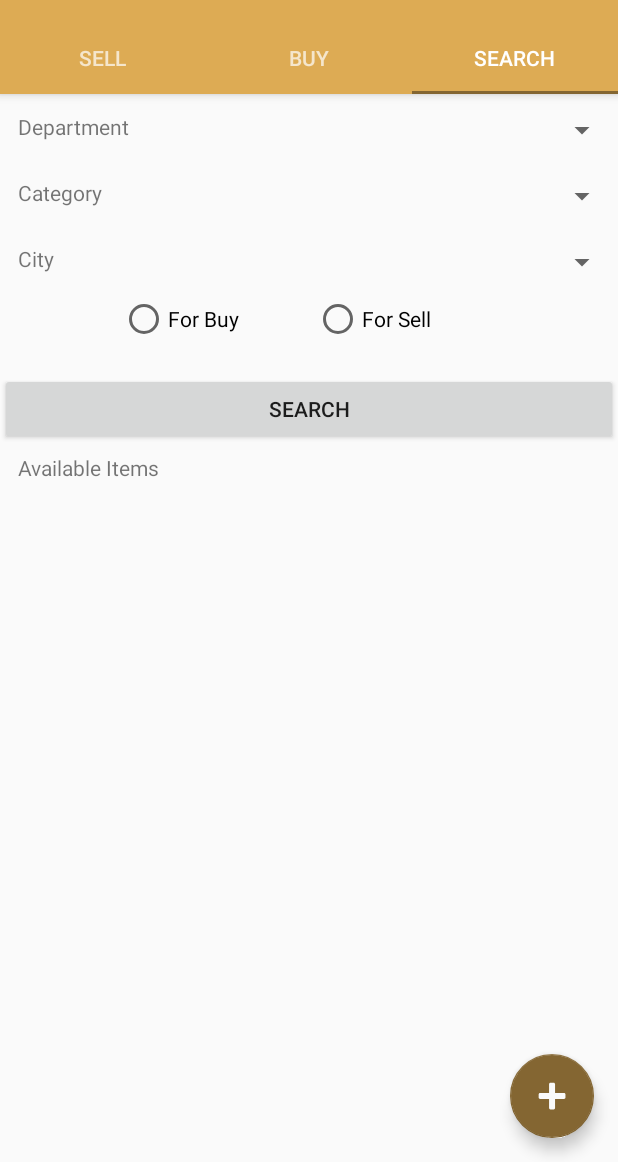
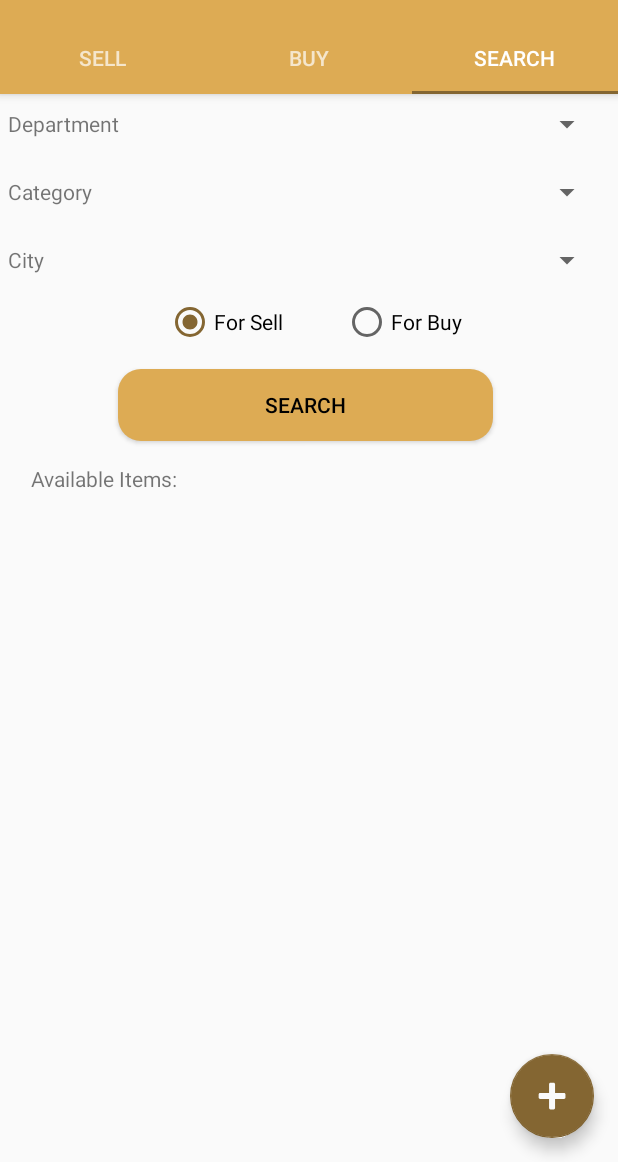
Before and after one commit to valeriikan/Sandop, an Android app: the screen it shows after launch once a user with an empty profile is signed in (MainActivity), tab 3 chosen, on a phone screen of 412 x 824 dp, the part 74-1236 px from its top. Run offline under Robolectric (Android 15) with nearby library versions, the phone set to English and light mode, and no system bars; our stand-ins replace Firebase (no records; nobody signed in at launch, a user with empty details on screens opened directly), Picasso; pictures from the network do not load.

Commit message:
Ui updates

```diff
--- a/app/src/main/AndroidManifest.xml
+++ b/app/src/main/AndroidManifest.xml
@@ -35,7 +35,8 @@
             android:name="com.facebook.sdk.ApplicationId"
             android:value="@string/facebook_app_id" />
 
-        <activity android:name=".ProductActivity" />
+        <activity android:name=".ProductActivity"
+            android:windowSoftInputMode="adjustPan"/>
         <activity
             android:name=".ProfileActivity"
             android:label="@string/title_activity_profile"
--- a/app/src/main/java/fi/oulu/mobisocial/sandop/NewAdvertismentActivity.java
+++ b/app/src/main/java/fi/oulu/mobisocial/sandop/NewAdvertismentActivity.java
@@ -182,7 +182,7 @@ public class NewAdvertismentActivity extends AppCompatActivity {
     private void setTypeItems()
     {
         String[] types = {"sell","buy"};
-        ArrayAdapter<String> adapter = new ArrayAdapter<String>(this, android.R.layout.simple_spinner_item,types);
+        ArrayAdapter<String> adapter = new ArrayAdapter<String>(NewAdvertismentActivity.this, android.R.layout.simple_spinner_item,types);
         adapter.setDropDownViewResource(android.R.layout.simple_spinner_dropdown_item);
         spType.setAdapter(adapter);
     }
--- a/app/src/main/java/fi/oulu/mobisocial/sandop/ProductActivity.java
+++ b/app/src/main/java/fi/oulu/mobisocial/sandop/ProductActivity.java
@@ -35,6 +35,7 @@ import fi.oulu.mobisocial.sandop.helpers.Comment;
 import fi.oulu.mobisocial.sandop.helpers.CommentAdapter;
 import fi.oulu.mobisocial.sandop.helpers.ProductAdapter;
 import fi.oulu.mobisocial.sandop.helpers.Product;
+import fi.oulu.mobisocial.sandop.helpers.RoundedCornersTransform;
 
 public class ProductActivity extends AppCompatActivity {
 
@@ -115,7 +116,8 @@ public class ProductActivity extends AppCompatActivity {
                 tvDetailOwner.setText(owner);
                 tvDetailPrice.setText(price);
                 tvDetailDescription.setText(description);
-                Picasso.with(ProductActivity.this).load(imageUrl).fit().transform(new CircleTransform()).into(imgProduct, callback);
+                Picasso.with(ProductActivity.this).load(imageUrl).fit().centerCrop().
+                        transform(new RoundedCornersTransform(50,10)).into(imgProduct, callback);
             }
 
             @Override
--- a/app/src/main/res/layout/activity_new_advertisment.xml
+++ b/app/src/main/res/layout/activity_new_advertisment.xml
@@ -36,7 +36,7 @@
 
     <Spinner
         android:id="@+id/spAdType"
-        android:layout_width="70dp"
+        android:layout_width="90dp"
         android:layout_height="40dp"
         android:layout_above="@+id/tvTextDepartment"
         android:layout_toRightOf="@+id/tvTextCategory"
--- a/app/src/main/res/layout/fragment_search.xml
+++ b/app/src/main/res/layout/fragment_search.xml
@@ -2,140 +2,117 @@
     xmlns:tools="http://schemas.android.com/tools"
     android:layout_width="match_parent"
     android:layout_height="match_parent"
+    android:layout_marginTop="20dp"
     tools:context="fi.oulu.mobisocial.sandop.SearchFragment">
 
-    <!-- TODO: Update blank fragment layout -->
-    <LinearLayout
-        android:id="@+id/linearLayout"
+    <RelativeLayout
         android:layout_width="match_parent"
         android:layout_height="wrap_content"
-        android:layout_alignParentLeft="true"
-        android:layout_alignParentStart="true"
-        android:layout_alignParentTop="true"
-        android:orientation="vertical">
-
-        <LinearLayout
-            android:layout_width="match_parent"
-            android:layout_height="wrap_content">
+        android:layout_marginRight="10dp"
+        android:layout_marginLeft="5dp"
+        android:id="@+id/relativeLayout">
 
         <TextView
-                android:id="@+id/textView"
-                android:layout_width="wrap_content"
-                android:layout_height="wrap_content"
-                android:layout_alignParentLeft="true"
-                android:layout_alignParentStart="true"
-                android:layout_alignParentTop="true"
-                android:layout_marginLeft="12dp"
-                android:layout_marginTop="12dp"
+            android:id="@+id/tvSearchDepartment"
+            android:layout_width="100dp"
+            android:layout_height="40dp"
+            android:gravity="center_vertical"
             android:text="Department" />
 
         <Spinner
             android:id="@+id/spDepartment"
             android:layout_width="match_parent"
-                android:layout_height="wrap_content"
-                android:layout_alignBottom="@+id/textView"
-                android:layout_marginTop="12dp" />
-
-        </LinearLayout>
-
-        <LinearLayout
-            android:layout_width="match_parent"
-            android:layout_height="wrap_content">
+            android:layout_height="40dp"
+            android:layout_marginLeft="5dp"
+            android:layout_toRightOf="@id/tvSearchDepartment"/>
 
         <TextView
-                android:id="@+id/textView2"
-                android:layout_width="wrap_content"
-                android:layout_height="wrap_content"
-                android:layout_alignLeft="@+id/textView"
-                android:layout_alignStart="@+id/textView"
-                android:layout_below="@+id/textView"
-                android:layout_marginLeft="12dp"
-                android:layout_marginTop="20dp"
+            android:id="@+id/tvSearchCategory"
+            android:layout_width="100dp"
+            android:layout_height="40dp"
+            android:gravity="center_vertical"
+            android:layout_below="@+id/tvSearchDepartment"
+            android:layout_marginTop="5dp"
             android:text="Category" />
 
         <Spinner
             android:id="@+id/spCategory"
             android:layout_width="match_parent"
-                android:layout_height="wrap_content"
-                android:layout_above="@+id/lvSearchedItems"
-                android:layout_marginTop="20dp"
-                android:layout_toEndOf="@+id/textView"
-                android:layout_toRightOf="@+id/textView" />
-
-        </LinearLayout>
-
-        <LinearLayout
-            android:layout_width="match_parent"
-            android:layout_height="wrap_content">
+            android:layout_height="40dp"
+            android:layout_below="@+id/tvSearchDepartment"
+            android:layout_marginTop="5dp"
+            android:layout_marginLeft="5dp"
+            android:layout_toRightOf="@id/tvSearchCategory" />
 
         <TextView
-                android:id="@+id/textView4"
-                android:layout_width="wrap_content"
-                android:layout_height="wrap_content"
-                android:layout_alignLeft="@+id/textView2"
-                android:layout_alignStart="@+id/textView2"
-                android:layout_below="@+id/textView2"
-                android:layout_marginLeft="12dp"
-                android:layout_marginTop="20dp"
+            android:id="@+id/tvSearchCity"
+            android:layout_width="100dp"
+            android:layout_height="40dp"
+            android:gravity="center_vertical"
+            android:layout_below="@+id/tvSearchCategory"
+            android:layout_marginTop="5dp"
             android:text="City" />
 
         <Spinner
             android:id="@+id/spCity"
             android:layout_width="match_parent"
+            android:layout_height="40dp"
+            android:layout_below="@+id/tvSearchCategory"
+            android:layout_marginTop="5dp"
+            android:layout_marginLeft="5dp"
+            android:layout_toRightOf="@id/tvSearchCity" />
+
+        <RadioButton
+            android:id="@+id/rbForSell"
+            android:layout_width="wrap_content"
             android:layout_height="wrap_content"
-                android:layout_marginTop="20dp" />
-
-        </LinearLayout>
-
-        <LinearLayout
-            android:layout_width="match_parent"
-            android:layout_height="wrap_content"
-            android:orientation="horizontal">
+            android:layout_below="@+id/tvSearchCity"
+            android:layout_marginTop="5dp"
+            android:layout_marginLeft="5dp"
+            android:layout_toRightOf="@id/tvSearchCity"
+            android:checked="true"
+            android:text="For Sell" />
 
         <RadioButton
             android:id="@+id/rbForBuy"
             android:layout_width="wrap_content"
             android:layout_height="wrap_content"
-                android:layout_marginLeft="80dp"
-                android:text="For Buy"
-                android:layout_marginTop="10dp"/>
-
-            <RadioButton
-                android:id="@+id/rbForSell"
-                android:layout_width="wrap_content"
-                android:layout_height="wrap_content"
-                android:layout_marginLeft="50dp"
-                android:text="For Sell"
-                android:layout_marginTop="10dp"/>
-        </LinearLayout>
+            android:layout_below="@+id/tvSearchCity"
+            android:layout_marginTop="5dp"
+            android:layout_marginLeft="40dp"
+            android:layout_toRightOf="@id/rbForSell"
+            android:text="For Buy"/>
 
         <Button
             android:id="@+id/btnSearch"
+            android:layout_width="250dp"
+            android:layout_height="wrap_content"
+            android:layout_below="@id/rbForSell"
+            android:layout_centerHorizontal="true"
+            android:background="@drawable/view_button"
+            android:textColor="#000000"
+            android:text="Search"
+            android:layout_marginTop="15dp"/>
+
+        <TextView
+            android:id="@+id/tvSearchResult"
             android:layout_width="match_parent"
             android:layout_height="wrap_content"
-            android:text="Search"
-            android:layout_marginTop="20dp"/>
-    </LinearLayout>
+            android:layout_below="@+id/btnSearch"
+            android:layout_marginTop="15dp"
+            android:layout_marginLeft="15dp"
+            android:text="Available Items:" />
 
-    <TextView
-        android:id="@+id/textView5"
-        android:layout_width="match_parent"
-        android:layout_height="wrap_content"
-        android:layout_alignParentLeft="true"
-        android:layout_alignParentStart="true"
-        android:layout_below="@+id/linearLayout"
-        android:layout_marginLeft="12dp"
-        android:layout_marginTop="5dp"
-        android:text="Available Items" />
+    </RelativeLayout>
 
     <ListView
         android:id="@+id/lvSearchedItems"
         android:layout_width="wrap_content"
         android:layout_height="wrap_content"
+        android:scrollbars="horizontal|vertical"
+        android:layout_alignParentBottom="true"
         android:layout_alignParentLeft="true"
         android:layout_alignParentStart="true"
-        android:layout_below="@+id/textView5"
-        android:layout_marginTop="5dp"
-        android:scrollbars="horizontal|vertical"/>
+        android:layout_below="@+id/relativeLayout" />
 
 </RelativeLayout>
```
Also changed, not shown: app/src/main/java/fi/oulu/mobisocial/sandop/LoginActivity.java (+23 -1 lines), app/src/main/java/fi/oulu/mobisocial/sandop/SearchFragment.java (+25 -0 lines), app/src/main/java/fi/oulu/mobisocial/sandop/helpers/RoundedCornersTransform.java (added, +44 -0 lines), app/src/main/res/layout/activity_product.xml (+9 -1 lines), app/src/main/res/layout/row_comment.xml (+3 -5 lines). Lines whose indentation alone changed are shown as unchanged.
